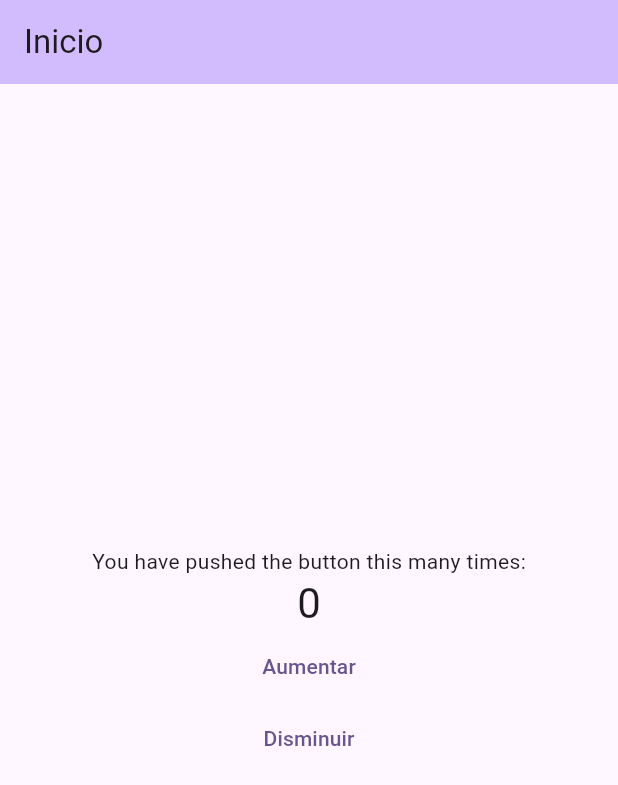
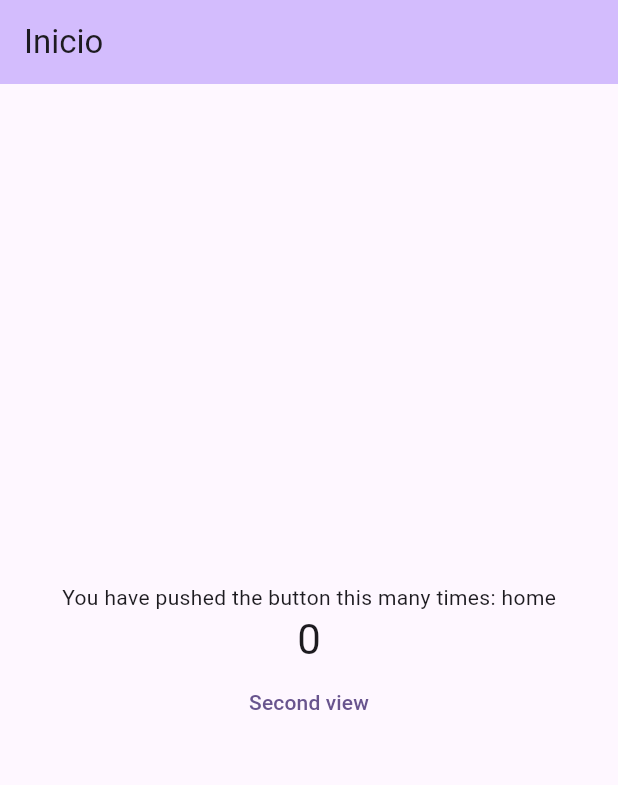
Before and after one commit to jcpg1982/test_flutter, a Flutter app: the screen it shows after launch, on a phone screen of 412 x 824 dp. Shown: the top 785 px of the screen. Run offline on Flutter 3.47's test engine with Material 3 defaults, Android fonts, the phone set to English and light mode, and no system bars.

Commit message:
navegacion exitosa entre vistas

```diff
--- a/lib/main.dart
+++ /dev/null
@@ -1,23 +0,0 @@
-import 'package:flutter/material.dart';
-
-import 'Home.dart';
-
-void main() {
-  runApp(const MyApp());
-}
-
-class MyApp extends StatelessWidget {
-  const MyApp({super.key});
-
-  @override
-  Widget build(BuildContext context) {
-    return MaterialApp(
-      title: '',
-      theme: ThemeData(
-        colorScheme: ColorScheme.fromSeed(seedColor: Colors.deepPurple),
-        useMaterial3: true,
-      ),
-      home: const HomeApp(),
-    );
-  }
-}
--- /dev/null
+++ b/lib/src/data/model/Routes.dart
@@ -0,0 +1,4 @@
+class Routes {
+  static const HOME = '/';
+  static const REGISTER = '/register';
+}
--- /dev/null
+++ b/lib/src/ui/main/main.dart
@@ -0,0 +1,32 @@
+import 'package:flutter/material.dart';
+import 'package:test_flutter/src/data/model/Routes.dart';
+import 'package:test_flutter/src/ui/screens/Register.dart';
+
+import '../screens/Home.dart';
+
+void main() {
+  runApp(const MyApp());
+}
+
+class MyApp extends StatelessWidget {
+  const MyApp({super.key});
+
+  final navigator = const Navigator();
+
+  @override
+  Widget build(BuildContext context) {
+    return MaterialApp(
+      title: '',
+      theme: ThemeData(
+        colorScheme: ColorScheme.fromSeed(seedColor: Colors.deepPurple),
+        useMaterial3: true,
+      ),
+      initialRoute: Routes.HOME,
+      routes: {
+        Routes.HOME: (context) => const HomeApp(),
+        Routes.REGISTER: (context) => const RegisterApp()
+      },
+      /*home: const HomeApp(),*/
+    );
+  }
+}
--- a/lib/Home.dart
+++ b/lib/src/ui/screens/Home.dart
@@ -1,5 +1,6 @@
 import 'package:flutter/material.dart';
-import 'package:test_flutter/utils/CounterService.dart';
+import 'package:test_flutter/src/data/model/Routes.dart';
+import 'package:test_flutter/src/utils/CounterService.dart';
 
 class HomeApp extends StatefulWidget {
   const HomeApp({super.key});
@@ -9,7 +10,6 @@ class HomeApp extends StatefulWidget {
 }
 
 class HomeState extends State<HomeApp> {
-
   final counterService = CounterService();
 
   @override
@@ -24,7 +24,7 @@ class HomeState extends State<HomeApp> {
           mainAxisAlignment: MainAxisAlignment.center,
           children: <Widget>[
             const Text(
-              'You have pushed the button this many times:',
+              'You have pushed the button this many times: home',
             ),
             Text(
               '${counterService.counter}',
@@ -32,18 +32,9 @@ class HomeState extends State<HomeApp> {
             ),
             TextButton(
                 onPressed: () {
-                  setState(() {
-                    counterService.incrementCounter();
-                  });
+                  Navigator.pushNamed(context, Routes.REGISTER);
                 },
-                child: const Text('Aumentar')),
-            TextButton(
-                onPressed: () {
-                  setState(() {
-                    counterService.decrementCounter();
-                  });
-                },
-                child: const Text('Disminuir'))
+                child: const Text('Second view'))
           ],
         ),
       ), // This trailing comma makes auto-formatting nicer for build methods.
```
Also changed, not shown: lib/src/ui/screens/Register.dart (added, +42 -0 lines), lib/navigation/Navigation.dart (deleted), lib/src/helpers/Constants.dart (added), lib/src/utils/CounterService.dart (renamed from lib/utils/CounterService.dart), 1 other file.
